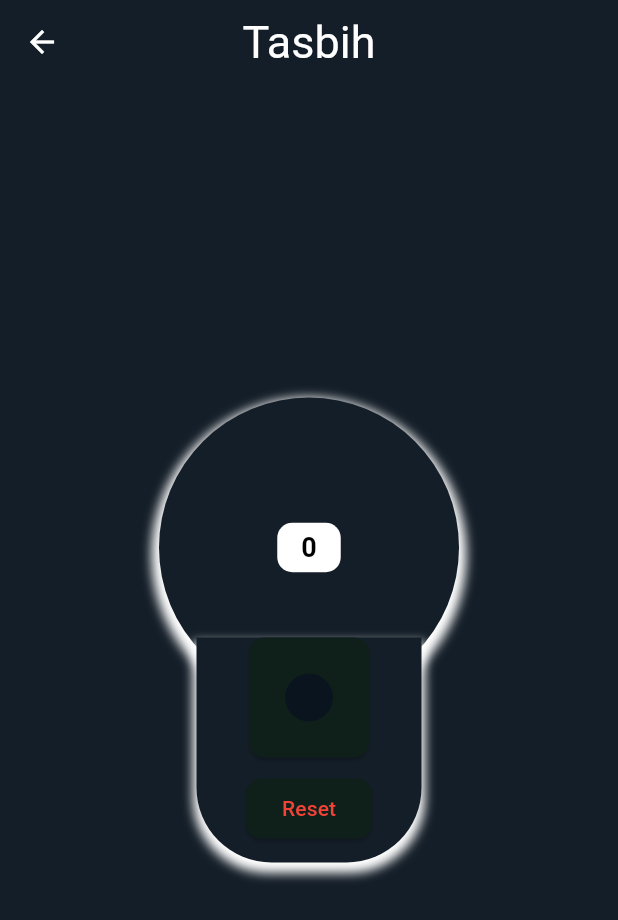
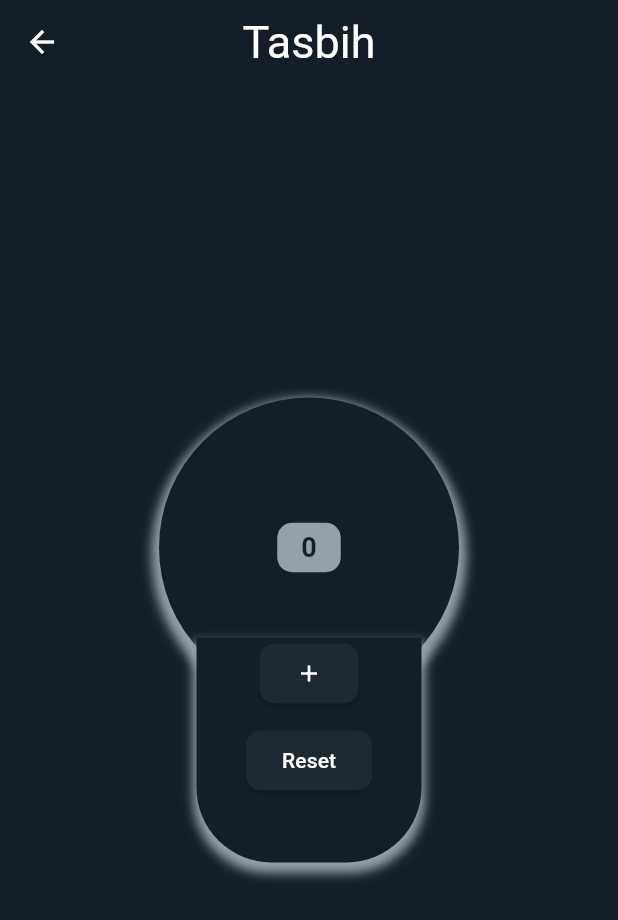
Before and after one commit to sajjadur-rahman-sakib/islamic-lifestyle, a Flutter app: the Tasbih screen opened directly, on a phone screen of 412 x 824 dp. Shown: the top 920 px of the screen. Run offline on Flutter 3.47's test engine with Material 3 defaults, Android fonts, the light colour scheme and no system bars; our stand-ins replace adhan, firebase_core, firebase_messaging, flutter_svg, geocoding, geolocator and 7 more; missing offline and left inert: android_intent_plus, flutter_qiblah; accounts and stored records are empty; network calls fail.

Commit message:
update design

```diff
--- a/lib/app.dart
+++ b/lib/app.dart
@@ -19,7 +19,7 @@ class _MyAppState extends State<MyApp> {
       theme: ThemeData(
         appBarTheme: const AppBarTheme(
           centerTitle: true,
-          color: Color.fromRGBO(20, 30, 40, 25),
+          backgroundColor: Color.fromRGBO(20, 30, 40, 25),
           titleTextStyle: TextStyle(color: Colors.white, fontSize: 30),
           iconTheme: IconThemeData(color: Colors.white),
         ),
--- a/lib/screen/landing/splash_screen.dart
+++ b/lib/screen/landing/splash_screen.dart
@@ -44,6 +44,7 @@ class _SplashScreenState extends State<SplashScreen> {
     }
 
     location.currentLocation = await Geolocator.getCurrentPosition(
+        // ignore: deprecated_member_use
         desiredAccuracy: LocationAccuracy.high);
 
     if (mounted) {
--- a/lib/screen/maps/mosque_finder.dart
+++ b/lib/screen/maps/mosque_finder.dart
@@ -27,6 +27,7 @@ class _MosqueFinderState extends State<MosqueFinder> {
 
   Future<void> _setInitialLocation() async {
     Position position = await Geolocator.getCurrentPosition(
+      // ignore: deprecated_member_use
       desiredAccuracy: LocationAccuracy.high,
     );
     setState(() {
@@ -94,6 +95,7 @@ class _MosqueFinderState extends State<MosqueFinder> {
 
   Future<void> _searchMosques() async {
     Position position = await Geolocator.getCurrentPosition(
+      // ignore: deprecated_member_use
       desiredAccuracy: LocationAccuracy.high,
     );
     LatLng currentLocation = LatLng(position.latitude, position.longitude);
--- a/lib/screen/prayer/prayer_page.dart
+++ b/lib/screen/prayer/prayer_page.dart
@@ -20,7 +20,7 @@ class _PrayerState extends State<Prayer> {
     double width = MediaQuery.of(context).size.width;
 
     return Scaffold(
-      backgroundColor: const Color.fromRGBO(20, 30, 40, 25),
+      backgroundColor: AppColors.primaryBackgroundColor,
       appBar: optionAppBar('Prayer Time'),
       body: Column(
         children: [
@@ -45,7 +45,7 @@ class _PrayerState extends State<Prayer> {
           Expanded(
             child: Container(
               decoration: const BoxDecoration(
-                color: Color.fromRGBO(30, 40, 50, 100),
+                color: AppColors.secondaryBackgroundColor,
                 borderRadius: BorderRadius.only(
                   topLeft: Radius.circular(50),
                   topRight: Radius.circular(50),
--- a/lib/screen/tasbih/tasbih_page.dart
+++ b/lib/screen/tasbih/tasbih_page.dart
@@ -25,12 +25,12 @@ class _TasbihState extends State<Tasbih> {
               height: 200,
               width: 200,
               decoration: const BoxDecoration(
-                  color: AppColors.primaryBackgroundColor,
+                  color: AppColors.secondaryBackgroundColor,
                   shape: BoxShape.circle,
                   boxShadow: [
                     BoxShadow(
                         offset: Offset(0, 5),
-                        color: Colors.white,
+                        color: AppColors.functionalTextBoxColor,
                         spreadRadius: 5,
                         blurRadius: 5)
                   ]),
@@ -40,13 +40,13 @@ class _TasbihState extends State<Tasbih> {
                       const EdgeInsets.symmetric(horizontal: 15, vertical: 5),
                   decoration: BoxDecoration(
                       borderRadius: BorderRadius.circular(10),
-                      color: Colors.white),
+                      color: AppColors.functionalTextBoxColor),
                   child: GetBuilder<CounterController>(
                       builder: (counterController) {
                     return Text(
                       counterController.count.toString(),
                       style: Theme.of(context).textTheme.titleLarge?.copyWith(
-                            color: Colors.black,
+                            color: AppColors.primaryBackgroundColor,
                             fontWeight: FontWeight.bold,
                             letterSpacing: 2,
                           ),
@@ -61,7 +61,7 @@ class _TasbihState extends State<Tasbih> {
                 width: 150,
                 height: 150,
                 decoration: const BoxDecoration(
-                  color: Color.fromRGBO(20, 30, 40, 20),
+                  color: AppColors.secondaryBackgroundColor,
                   borderRadius: BorderRadius.only(
                     bottomRight: Radius.circular(50),
                     bottomLeft: Radius.circular(50),
@@ -69,7 +69,7 @@ class _TasbihState extends State<Tasbih> {
                   boxShadow: [
                     BoxShadow(
                         offset: Offset(0, 5),
-                        color: Colors.white,
+                        color: AppColors.functionalTextBoxColor,
                         spreadRadius: 2,
                         blurRadius: 5)
                   ],
@@ -79,20 +79,21 @@ class _TasbihState extends State<Tasbih> {
                     ElevatedButton(
                       onPressed: Get.find<CounterController>().incrementCount,
                       style: ElevatedButton.styleFrom(
-                          maximumSize: const Size(80, 80)),
-                      child: Container(
-                        decoration: const BoxDecoration(
-                            color: Color.fromRGBO(10, 20, 30, 10),
-                            shape: BoxShape.circle),
+                        backgroundColor: AppColors.functionalButtonColor,
+                        foregroundColor: AppColors.textDefaultColor,
+                        maximumSize: const Size(80, 80),
                       ),
+                      child: const Icon(Icons.add),
                     ),
                     const SizedBox(
                       height: 10,
                     ),
                     ElevatedButton(
                       onPressed: Get.find<CounterController>().resetCount,
-                      style:
-                          ElevatedButton.styleFrom(foregroundColor: Colors.red),
+                      style: ElevatedButton.styleFrom(
+                        backgroundColor: AppColors.functionalButtonColor,
+                        foregroundColor: AppColors.textDefaultColor,
+                      ),
                       child: const Text("Reset"),
                     )
                   ],
--- a/lib/widget/option_app_bar.dart
+++ b/lib/widget/option_app_bar.dart
@@ -1,8 +1,16 @@
 import 'package:flutter/material.dart';
+import 'package:sakib/utility/app_colors.dart';
 
 AppBar optionAppBar(String title) {
   return AppBar(
-    title: Text(title),
+    backgroundColor: AppColors.primaryBackgroundColor,
+    title: Text(
+      title,
+      style: const TextStyle(
+        color: AppColors.textDefaultColor,
+      ),
+    ),
+    iconTheme: const IconThemeData(color: AppColors.iconDefaultColor),
     centerTitle: true,
   );
 }
```
Also changed, not shown: lib/screen/dates/calendar_page.dart (+6 -6 lines), lib/screen/landing/landing_page.dart (+4 -3 lines), lib/screen/quran/full_surah.dart (+35 -11 lines).
